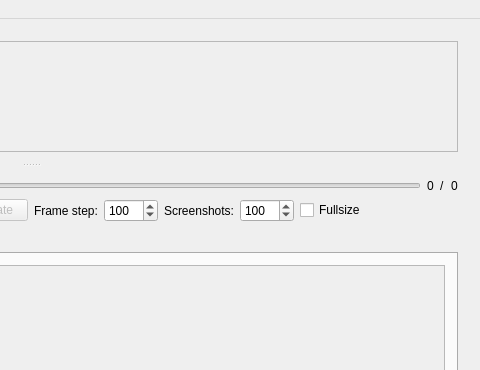
This is mainwindow.ui in labyrinthofdreams/screenpicker as Qt 5 draws it before an edit; both pictures show x 418 to 898 and y 0 to 370 of the 898 by 521 pixel window. The edited form follows.
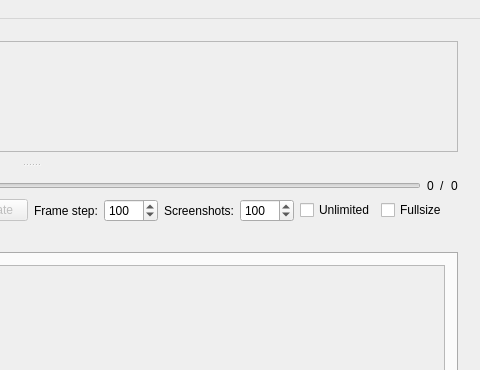
This is the edited form. The open tabs and pages were chosen to show the change. Custom widgets are drawn as their Qt base class.

What changed in the file:
```diff
--- a/mainwindow.ui
+++ b/mainwindow.ui
@@ -259,6 +259,13 @@
             </property>
            </widget>
           </item>
+          <item>
+           <widget class="QCheckBox" name="cbUnlimitedScreens">
+            <property name="text">
+             <string>Unlimited</string>
+            </property>
+           </widget>
+          </item>
           <item>
            <widget class="QCheckBox" name="originalResolutionCheckBox">
             <property name="toolTip">
```
Left out of the diff: 4 changed lines with no effect on the pictures.
